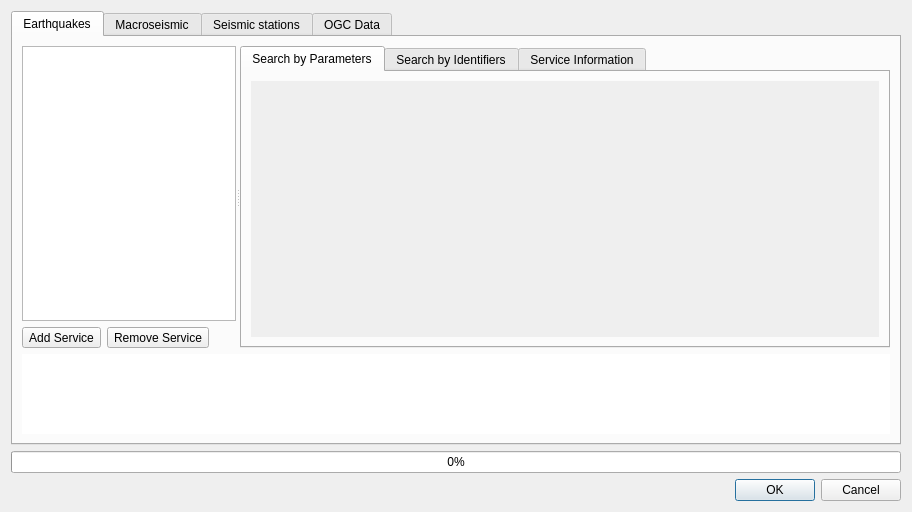
Old version of the form qquake/ui/qquake_dialog_base.ui in the repository INGV/qquake.
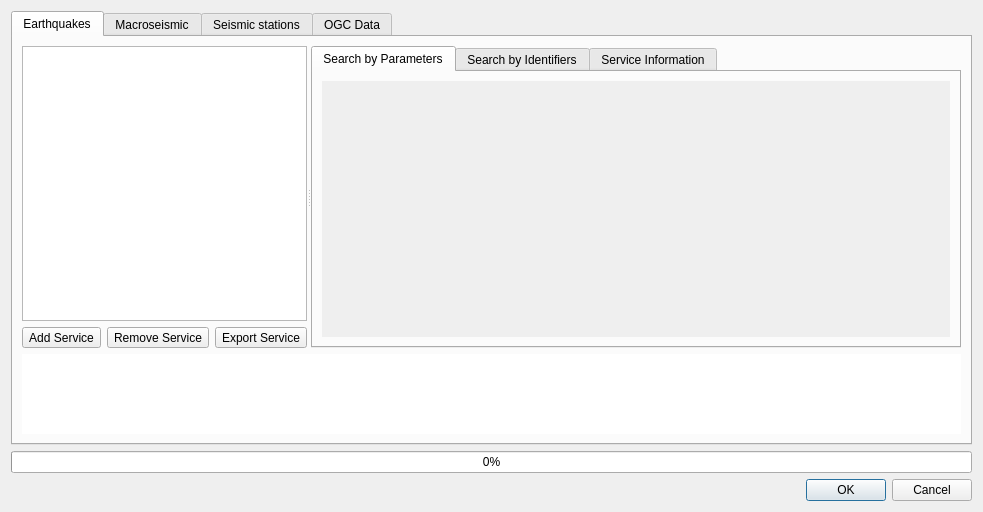
New version of the form.

Commit message: Add option to export services to JSON files

Diff of the .ui file:
```diff
--- a/qquake/ui/qquake_dialog_base.ui
+++ b/qquake/ui/qquake_dialog_base.ui
@@ -6,7 +6,7 @@
    <rect>
     <x>0</x>
     <y>0</y>
-    <width>912</width>
+    <width>929</width>
     <height>512</height>
    </rect>
   </property>
@@ -81,6 +81,16 @@
                </property>
               </widget>
              </item>
+             <item>
+              <widget class="QToolButton" name="button_fdsn_export_service">
+               <property name="text">
+                <string>Export Service</string>
+               </property>
+               <property name="popupMode">
+                <enum>QToolButton::InstantPopup</enum>
+               </property>
+              </widget>
+             </item>
              <item>
               <spacer name="horizontalSpacer">
                <property name="orientation">
@@ -163,7 +173,7 @@
                     <x>0</x>
                     <y>0</y>
                     <width>628</width>
-                    <height>255</height>
+                    <height>240</height>
                    </rect>
                   </property>
                   <property name="autoFillBackground">
```
Left out of the diff: 36 changed lines with no effect on the pictures. The commit also changes 2 other files.
